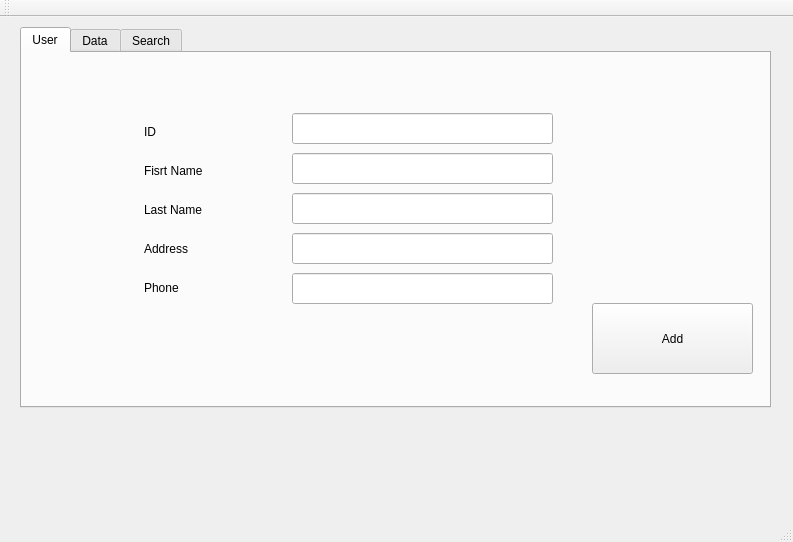
The window that source_code/mainwindow.ui (lion037osx/qtDatabase) describes before a commit, drawn with Qt 5.
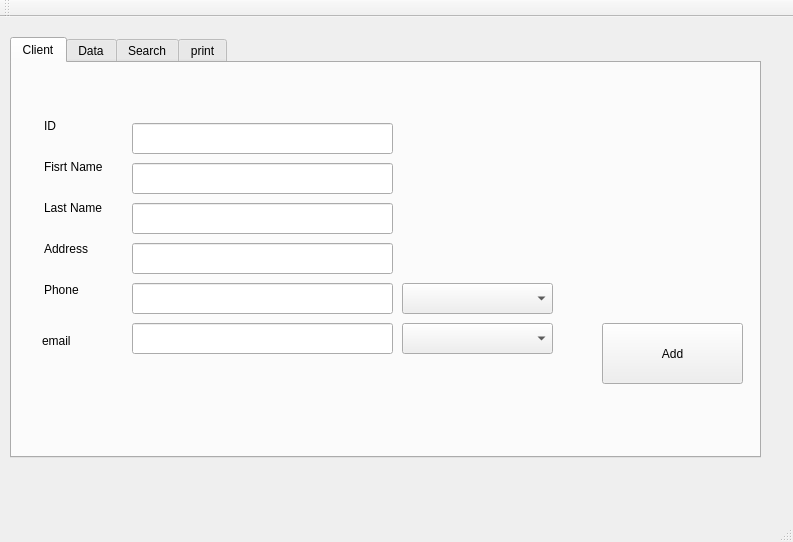
The same window after the commit. The open tabs and pages were chosen to show the change.

Patch:
```diff
--- a/source_code/mainwindow.ui
+++ b/source_code/mainwindow.ui
@@ -17,10 +17,10 @@
    <widget class="QTabWidget" name="tabWidget">
     <property name="geometry">
      <rect>
-      <x>20</x>
-      <y>10</y>
+      <x>10</x>
+      <y>20</y>
       <width>751</width>
-      <height>381</height>
+      <height>421</height>
      </rect>
     </property>
     <property name="currentIndex">
@@ -28,15 +28,15 @@
     </property>
     <widget class="QWidget" name="tab_adduser">
      <attribute name="title">
-      <string>User</string>
+      <string>Client</string>
      </attribute>
      <widget class="QPushButton" name="pushButton">
       <property name="geometry">
        <rect>
-        <x>570</x>
-        <y>250</y>
-        <width>161</width>
-        <height>71</height>
+        <x>590</x>
+        <y>260</y>
+        <width>141</width>
+        <height>61</height>
        </rect>
       </property>
       <property name="text">
@@ -46,7 +46,7 @@
      <widget class="QLineEdit" name="lineEdit_ID">
       <property name="geometry">
        <rect>
-        <x>270</x>
+        <x>120</x>
         <y>60</y>
         <width>261</width>
         <height>31</height>
@@ -56,7 +56,7 @@
      <widget class="QLineEdit" name="lineEdit_firstname">
       <property name="geometry">
        <rect>
-        <x>270</x>
+        <x>120</x>
         <y>100</y>
         <width>261</width>
         <height>31</height>
@@ -66,7 +66,7 @@
      <widget class="QLineEdit" name="lineEdit_lastname">
       <property name="geometry">
        <rect>
-        <x>270</x>
+        <x>120</x>
         <y>140</y>
         <width>261</width>
         <height>31</height>
@@ -76,7 +76,7 @@
      <widget class="QLineEdit" name="lineEdit_address">
       <property name="geometry">
        <rect>
-        <x>270</x>
+        <x>120</x>
         <y>180</y>
         <width>261</width>
         <height>31</height>
@@ -86,59 +86,126 @@
      <widget class="QLineEdit" name="lineEdit_phone">
       <property name="geometry">
        <rect>
-        <x>270</x>
+        <x>120</x>
         <y>220</y>
         <width>261</width>
         <height>31</height>
        </rect>
       </property>
      </widget>
-     <widget class="QWidget" name="">
+     <widget class="QLabel" name="label_add_n_phone_2">
       <property name="geometry">
        <rect>
-        <x>111</x>
-        <y>51</y>
+        <x>30</x>
+        <y>260</y>
+        <width>99</width>
+        <height>35</height>
+       </rect>
+      </property>
+      <property name="text">
+       <string>email</string>
+      </property>
+     </widget>
+     <widget class="QLineEdit" name="lineEdit_add_email">
+      <property name="geometry">
+       <rect>
+        <x>120</x>
+        <y>260</y>
+        <width>261</width>
+        <height>31</height>
+       </rect>
+      </property>
+     </widget>
+     <widget class="QComboBox" name="comboBox_phone">
+      <property name="geometry">
+       <rect>
+        <x>390</x>
+        <y>220</y>
         <width>151</width>
-        <height>211</height>
+        <height>31</height>
        </rect>
       </property>
-      <layout class="QGridLayout" name="gridLayout">
-       <item row="0" column="0">
-        <widget class="QLabel" name="label">
-         <property name="text">
-          <string>ID</string>
-         </property>
-        </widget>
-       </item>
-       <item row="1" column="0">
-        <widget class="QLabel" name="label_2">
-         <property name="text">
-          <string>Fisrt Name</string>
-         </property>
-        </widget>
-       </item>
-       <item row="2" column="0">
-        <widget class="QLabel" name="label_3">
-         <property name="text">
-          <string>Last Name</string>
-         </property>
-        </widget>
-       </item>
-       <item row="3" column="0">
-        <widget class="QLabel" name="label_4">
-         <property name="text">
-          <string>Address</string>
-         </property>
-        </widget>
-       </item>
-       <item row="4" column="0">
-        <widget class="QLabel" name="label_5">
-         <property name="text">
-          <string>Phone</string>
-         </property>
-        </widget>
-       </item>
-      </layout>
+      <property name="currentText">
+       <string/>
+      </property>
+     </widget>
+     <widget class="QComboBox" name="comboBox_email">
+      <property name="geometry">
+       <rect>
+        <x>390</x>
+        <y>260</y>
+        <width>151</width>
+        <height>31</height>
+       </rect>
+      </property>
+      <property name="currentText">
+       <string/>
+      </property>
+     </widget>
+     <widget class="QLabel" name="label_add_id">
+      <property name="geometry">
+       <rect>
+        <x>32</x>
+        <y>54</y>
+        <width>16</width>
+        <height>17</height>
+       </rect>
+      </property>
+      <property name="text">
+       <string>ID</string>
+      </property>
+     </widget>
+     <widget class="QLabel" name="label_add_n_phone">
+      <property name="geometry">
+       <rect>
+        <x>32</x>
+        <y>218</y>
+        <width>44</width>
+        <height>17</height>
+       </rect>
+      </property>
+      <property name="text">
+       <string>Phone</string>
+      </property>
+     </widget>
+     <widget class="QLabel" name="label_add_firstname">
+      <property name="geometry">
+       <rect>
+        <x>32</x>
+        <y>95</y>
+        <width>74</width>
+        <height>17</height>
+       </rect>
+      </property>
+      <property name="text">
+       <string>Fisrt Name</string>
+      </property>
+     </widget>
+     <widget class="QLabel" name="label_add_lastname">
+      <property name="geometry">
+       <rect>
+        <x>32</x>
+        <y>136</y>
+        <width>72</width>
+        <height>17</height>
+       </rect>
+      </property>
+      <property name="text">
+       <string>Last Name</string>
+      </property>
+     </widget>
+     <widget class="QLabel" name="label_add_address">
+      <property name="geometry">
+       <rect>
+        <x>32</x>
+        <y>177</y>
+        <width>55</width>
+        <height>17</height>
+       </rect>
+      </property>
+      <property name="text">
+       <string>Address</string>
+      </property>
      </widget>
     </widget>
     <widget class="QWidget" name="tab_data">
@@ -276,6 +343,93 @@
         <width>261</width>
         <height>31</height>
        </rect>
+      </property>
+     </widget>
+     <widget class="QLineEdit" name="lineEdit_search_phone">
+      <property name="geometry">
+       <rect>
+        <x>180</x>
+        <y>190</y>
+        <width>261</width>
+        <height>31</height>
+       </rect>
+      </property>
+     </widget>
+     <widget class="QLineEdit" name="lineEdit_search_ID">
+      <property name="geometry">
+       <rect>
+        <x>180</x>
+        <y>30</y>
+        <width>261</width>
+        <height>31</height>
+       </rect>
+      </property>
+     </widget>
+     <widget class="QLineEdit" name="lineEdit_search_lastname">
+      <property name="geometry">
+       <rect>
+        <x>180</x>
+        <y>110</y>
+        <width>261</width>
+        <height>31</height>
+       </rect>
+      </property>
+     </widget>
+     <widget class="QLabel" name="label_search_comment">
+      <property name="geometry">
+       <rect>
+        <x>180</x>
+        <y>270</y>
+        <width>251</width>
+        <height>101</height>
+       </rect>
+      </property>
+      <property name="text">
+       <string/>
+      </property>
+     </widget>
+     <widget class="QLineEdit" name="lineEdit_search_phone_2">
+      <property name="geometry">
+       <rect>
+        <x>180</x>
+        <y>230</y>
+        <width>261</width>
+        <height>31</height>
+       </rect>
+      </property>
+      <property name="text">
+       <string/>
+      </property>
+     </widget>
+     <widget class="QRadioButton" name="radioButton_search_n_phone_2">
+      <property name="geometry">
+       <rect>
+        <x>30</x>
+        <y>230</y>
+        <width>112</width>
+        <height>23</height>
+       </rect>
+      </property>
+      <property name="text">
+       <string>mail</string>
+      </property>
+     </widget>
+    </widget>
+    <widget class="QWidget" name="tab">
+     <attribute name="title">
+      <string>print</string>
+     </attribute>
+     <widget class="QPushButton" name="pushButton_create_pdf">
+      <property name="geometry">
+       <rect>
+        <x>590</x>
+        <y>280</y>
+        <width>121</width>
+        <height>81</height>
+       </rect>
+      </property>
+      <property name="text">
+       <string>Create pdf</string>
       </property>
      </widget>
     </widget>
```
Left out of the diff: 159 changed lines with no effect on the pictures.
